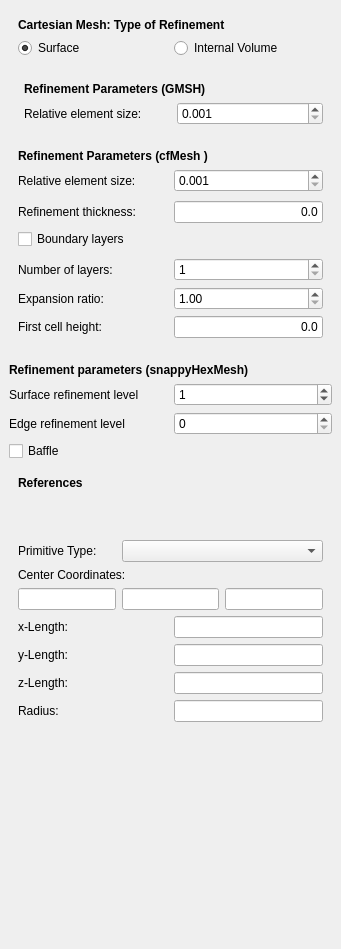
jaheyns/CfdOF, file TaskPanelCfdMeshRegion.ui: the form before one commit.
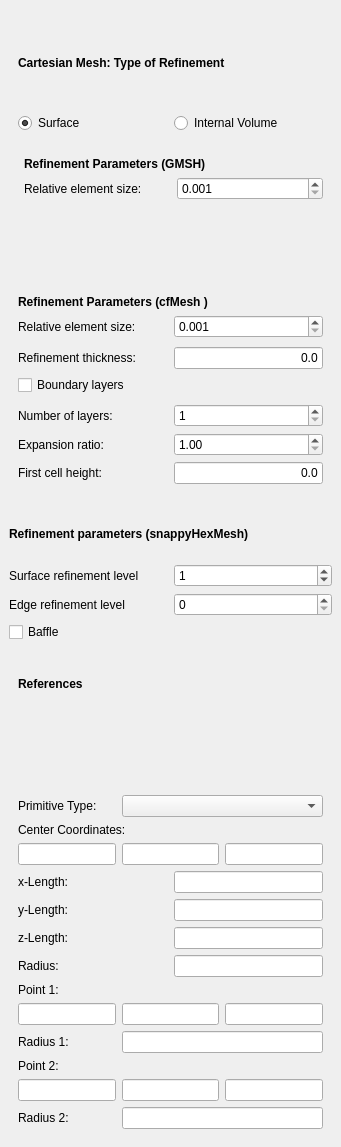
The form after the commit. Custom widgets are drawn as their Qt base class.

Commit message: CFD: Add cone volume refinement for cfMesh

```diff
--- a/TaskPanelCfdMeshRegion.ui
+++ b/TaskPanelCfdMeshRegion.ui
@@ -7,7 +7,7 @@
     <x>0</x>
     <y>0</y>
     <width>341</width>
-    <height>949</height>
+    <height>1147</height>
    </rect>
   </property>
   <property name="windowTitle">
@@ -516,39 +516,6 @@
           <property name="margin">
            <number>9</number>
           </property>
-          <item row="2" column="1">
-           <widget class="Gui::InputField" name="yCenter">
-            <property name="unit" stdset="0">
-             <string notr="true">m</string>
-            </property>
-            <property name="singleStep" stdset="0">
-             <double>1.000000000000000</double>
-            </property>
-            <property name="format" stdset="0">
-             <number>0</number>
-            </property>
-           </widget>
-          </item>
-          <item row="2" column="2">
-           <widget class="Gui::InputField" name="zCenter">
-            <property name="unit" stdset="0">
-             <string notr="true">m</string>
-            </property>
-            <property name="singleStep" stdset="0">
-             <double>1.000000000000000</double>
-            </property>
-            <property name="format" stdset="0">
-             <number>0</number>
-            </property>
-           </widget>
-          </item>
-          <item row="1" column="0" colspan="2">
-           <widget class="QLabel" name="label_9">
-            <property name="text">
-             <string>Center Coordinates:</string>
-            </property>
-           </widget>
-          </item>
           <item row="3" column="0" colspan="3">
            <widget class="QFrame" name="lengthLayout">
             <property name="frameShape">
@@ -669,19 +636,6 @@
           <item row="0" column="1" colspan="2">
            <widget class="QComboBox" name="internalVolumePrimitiveSelection"/>
           </item>
-          <item row="2" column="0">
-           <widget class="Gui::InputField" name="xCenter">
-            <property name="unit" stdset="0">
-             <string notr="true">m</string>
-            </property>
-            <property name="singleStep" stdset="0">
-             <double>1.000000000000000</double>
-            </property>
-            <property name="format" stdset="0">
-             <number>0</number>
-            </property>
-           </widget>
-          </item>
           <item row="8" column="0" colspan="3">
            <widget class="QFrame" name="radiusLayout">
             <property name="frameShape">
@@ -730,18 +684,219 @@
             </property>
            </widget>
           </item>
-          <item row="9" column="2">
-           <spacer name="verticalSpacer">
-            <property name="orientation">
-             <enum>Qt::Vertical</enum>
+          <item row="2" column="0" colspan="3">
+           <widget class="QFrame" name="centerLayout">
+            <property name="frameShape">
+             <enum>QFrame::NoFrame</enum>
             </property>
-            <property name="sizeHint" stdset="0">
-             <size>
-              <width>20</width>
-              <height>40</height>
-             </size>
+            <property name="frameShadow">
+             <enum>QFrame::Raised</enum>
             </property>
-           </spacer>
+            <layout class="QGridLayout" name="gridLayout_11">
+             <property name="margin">
+              <number>0</number>
+             </property>
+             <item row="1" column="0">
+              <widget class="Gui::InputField" name="xCenter">
+               <property name="unit" stdset="0">
+                <string notr="true">m</string>
+               </property>
+               <property name="singleStep" stdset="0">
+                <double>1.000000000000000</double>
+               </property>
+               <property name="format" stdset="0">
+                <number>0</number>
+               </property>
+              </widget>
+             </item>
+             <item row="1" column="1">
+              <widget class="Gui::InputField" name="yCenter">
+               <property name="unit" stdset="0">
+                <string notr="true">m</string>
+               </property>
+               <property name="singleStep" stdset="0">
+                <double>1.000000000000000</double>
+               </property>
+               <property name="format" stdset="0">
+                <number>0</number>
+               </property>
+              </widget>
+             </item>
+             <item row="1" column="2">
+              <widget class="Gui::InputField" name="zCenter">
+               <property name="unit" stdset="0">
+                <string notr="true">m</string>
+               </property>
+               <property name="singleStep" stdset="0">
+                <double>1.000000000000000</double>
+               </property>
+               <property name="format" stdset="0">
+                <number>0</number>
+               </property>
+              </widget>
+             </item>
+             <item row="0" column="0" colspan="3">
+              <widget class="QLabel" name="label_9">
+               <property name="text">
+                <string>Center Coordinates:</string>
+               </property>
+              </widget>
+             </item>
+            </layout>
+           </widget>
+          </item>
+          <item row="9" column="0" colspan="3">
+           <widget class="QFrame" name="coneLayout">
+            <property name="frameShape">
+             <enum>QFrame::NoFrame</enum>
+            </property>
+            <property name="frameShadow">
+             <enum>QFrame::Raised</enum>
+            </property>
+            <layout class="QGridLayout" name="gridLayout_14">
+             <property name="margin">
+              <number>0</number>
+             </property>
+             <item row="1" column="0">
+              <widget class="Gui::InputField" name="xPoint1">
+               <property name="unit" stdset="0">
+                <string notr="true">m</string>
+               </property>
+               <property name="singleStep" stdset="0">
+                <double>1.000000000000000</double>
+               </property>
+               <property name="format" stdset="0">
+                <number>0</number>
+               </property>
+              </widget>
+             </item>
+             <item row="1" column="1">
+              <widget class="Gui::InputField" name="yPoint1">
+               <property name="unit" stdset="0">
+                <string notr="true">m</string>
+               </property>
+               <property name="singleStep" stdset="0">
+                <double>1.000000000000000</double>
+               </property>
+               <property name="format" stdset="0">
+                <number>0</number>
+               </property>
+              </widget>
+             </item>
+             <item row="1" column="2">
+              <widget class="Gui::InputField" name="zPoint1">
+               <property name="unit" stdset="0">
+                <string notr="true">m</string>
+               </property>
+               <property name="singleStep" stdset="0">
+                <double>1.000000000000000</double>
+               </property>
+               <property name="format" stdset="0">
+                <number>0</number>
+               </property>
+              </widget>
+             </item>
+             <item row="4" column="0">
+              <widget class="Gui::InputField" name="xPoint2">
+               <property name="unit" stdset="0">
+                <string notr="true">m</string>
+               </property>
+               <property name="singleStep" stdset="0">
+                <double>1.000000000000000</double>
+               </property>
+               <property name="format" stdset="0">
+                <number>0</number>
+               </property>
+              </widget>
+             </item>
+             <item row="4" column="1">
+              <widget class="Gui::InputField" name="yPoint2">
+               <property name="unit" stdset="0">
+                <string notr="true">m</string>
+               </property>
+               <property name="singleStep" stdset="0">
+                <double>1.000000000000000</double>
+               </property>
+               <property name="format" stdset="0">
+                <number>0</number>
+               </property>
+              </widget>
+             </item>
+             <item row="0" column="0" colspan="3">
+              <widget class="QLabel" name="label_14">
+               <property name="text">
+                <string>Point 1:</string>
+               </property>
+              </widget>
+             </item>
+             <item row="3" column="0" colspan="3">
+              <widget class="QLabel" name="label_16">
+               <property name="text">
+                <string>Point 2:</string>
+               </property>
+              </widget>
+             </item>
+             <item row="4" column="2">
+              <widget class="Gui::InputField" name="zPoint2">
+               <property name="unit" stdset="0">
+                <string notr="true">m</string>
+               </property>
+               <property name="singleStep" stdset="0">
+                <double>1.000000000000000</double>
+               </property>
+               <property name="format" stdset="0">
+                <number>0</number>
+               </property>
+              </widget>
+             </item>
+             <item row="2" column="0">
+              <widget class="QLabel" name="label_15">
+               <property name="text">
+                <string>Radius 1:</string>
+               </property>
+              </widget>
+             </item>
+             <item row="2" column="1" colspan="2">
+              <widget class="Gui::InputField" name="radius1">
+               <property name="unit" stdset="0">
+                <string notr="true">m</string>
+               </property>
+               <property name="singleStep" stdset="0">
+                <double>1.000000000000000</double>
+               </property>
+               <property name="min" stdset="0">
+                <double>0.000000000000000</double>
+               </property>
+               <property name="format" stdset="0">
+                <number>0</number>
+               </property>
+              </widget>
+             </item>
+             <item row="5" column="0">
+              <widget class="QLabel" name="label_17">
+               <property name="text">
+                <string>Radius 2:</string>
+               </property>
+              </widget>
+             </item>
+             <item row="5" column="1" colspan="2">
+              <widget class="Gui::InputField" name="radius2">
+               <property name="unit" stdset="0">
+                <string notr="true">m</string>
+               </property>
+               <property name="singleStep" stdset="0">
+                <double>1.000000000000000</double>
+               </property>
+               <property name="min" stdset="0">
+                <double>0.000000000000000</double>
+               </property>
+               <property name="format" stdset="0">
+                <number>0</number>
+               </property>
+              </widget>
+             </item>
+            </layout>
+           </widget>
           </item>
          </layout>
          <zorder>xCenter</zorder>
```
Left out of the diff: 7 changed lines with no effect on the pictures. The commit also changes 3 other files.
